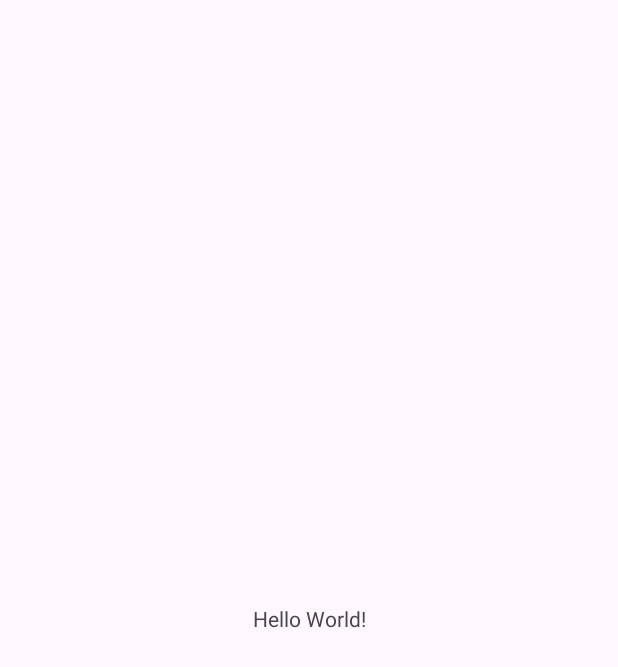
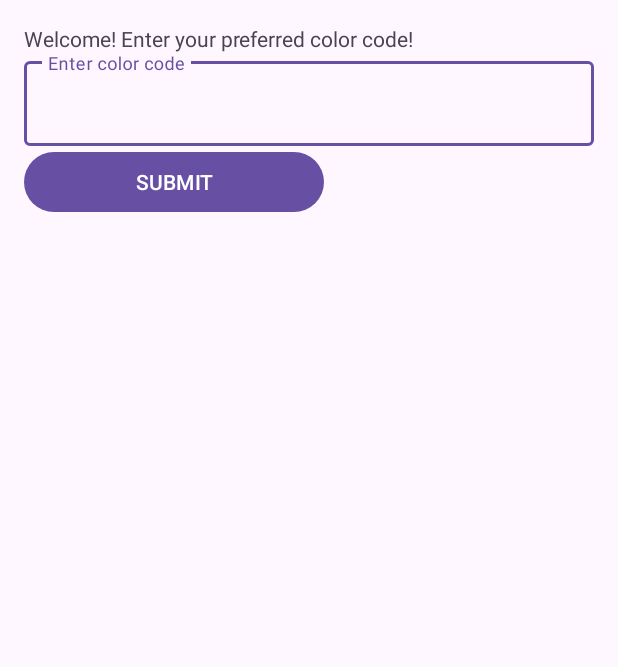
Before and after one commit to BruhBruh149/LAB_WEEK_02_B, an Android app: the screen it shows after launch (MainActivity), on a phone screen of 412 x 824 dp. Before the commit the part shown is almost empty. Shown: the top 667 px of the screen. Run offline under Robolectric (Android 15) with nearby library versions, the phone set to English and light mode, and no system bars.

```diff
--- a/app/src/main/java/com/example/lab_week_02_b/MainActivity.kt
+++ b/app/src/main/java/com/example/lab_week_02_b/MainActivity.kt
@@ -1,20 +1,50 @@
 package com.example.lab_week_02_b
 
+import android.content.Intent
 import android.os.Bundle
-import androidx.activity.enableEdgeToEdge
+import android.widget.Button
+import android.widget.Toast
+import androidx.activity.result.contract.ActivityResultContracts
 import androidx.appcompat.app.AppCompatActivity
-import androidx.core.view.ViewCompat
-import androidx.core.view.WindowInsetsCompat
+import com.google.android.material.textfield.TextInputEditText
 
 class MainActivity : AppCompatActivity() {
+
+    companion object {
+        const val COLOR_KEY = "COLOR_KEY"
+        const val ERROR_KEY = "ERROR_KEY"
+    }
+
+    private val startForResult = registerForActivityResult(ActivityResultContracts.StartActivityForResult()) { result ->
+        val data = result.data
+        if (data?.getBooleanExtra(ERROR_KEY, false) == true) {
+            Toast.makeText(this, getString(R.string.color_code_input_invalid), Toast.LENGTH_LONG).show()
+        }
+    }
+
     override fun onCreate(savedInstanceState: Bundle?) {
         super.onCreate(savedInstanceState)
-        enableEdgeToEdge()
         setContentView(R.layout.activity_main)
-        ViewCompat.setOnApplyWindowInsetsListener(findViewById(R.id.main)) { v, insets ->
-            val systemBars = insets.getInsets(WindowInsetsCompat.Type.systemBars())
-            v.setPadding(systemBars.left, systemBars.top, systemBars.right, systemBars.bottom)
-            insets
+
+        val inputField = findViewById<TextInputEditText>(R.id.color_code_input_field)
+        val submitButton = findViewById<Button>(R.id.submit_button)
+
+        submitButton.setOnClickListener {
+            val colorCode = inputField.text.toString().trim()
+
+            when {
+                colorCode.isEmpty() -> {
+                    Toast.makeText(this, getString(R.string.color_code_input_empty), Toast.LENGTH_LONG).show()
+                }
+                colorCode.length < 6 -> {
+                    Toast.makeText(this, getString(R.string.color_code_input_wrong_length), Toast.LENGTH_LONG).show()
+                }
+                else -> {
+                    val intent = Intent(this, ResultActivity::class.java)
+                    intent.putExtra(COLOR_KEY, colorCode)
+                    startForResult.launch(intent)
+                }
+            }
         }
     }
 }
--- a/app/src/main/res/layout/activity_main.xml
+++ b/app/src/main/res/layout/activity_main.xml
@@ -1,19 +1,38 @@
 <?xml version="1.0" encoding="utf-8"?>
-<androidx.constraintlayout.widget.ConstraintLayout xmlns:android="http://schemas.android.com/apk/res/android"
+<androidx.constraintlayout.widget.ConstraintLayout
+    xmlns:android="http://schemas.android.com/apk/res/android"
     xmlns:app="http://schemas.android.com/apk/res-auto"
     xmlns:tools="http://schemas.android.com/tools"
-    android:id="@+id/main"
     android:layout_width="match_parent"
     android:layout_height="match_parent"
     tools:context=".MainActivity">
+    <LinearLayout
+        android:layout_width="match_parent"
+        android:layout_height="wrap_content"
+        android:orientation="vertical"
+        app:layout_constraintTop_toTopOf="parent"
+        android:layout_margin="16dp">
+        <TextView
+            android:id="@+id/welcome_message"
+            android:layout_width="match_parent"
+            android:layout_height="wrap_content"
+            android:text="@string/welcome_message" />
+        <com.google.android.material.textfield.TextInputLayout
+            android:layout_width="match_parent"
+            android:layout_height="wrap_content"
+            android:hint="@string/color_code_input_message">
 
-    <TextView
-        android:layout_width="wrap_content"
-        android:layout_height="wrap_content"
-        android:text="Hello World!"
-        app:layout_constraintBottom_toBottomOf="parent"
-        app:layout_constraintEnd_toEndOf="parent"
-        app:layout_constraintStart_toStartOf="parent"
-        app:layout_constraintTop_toTopOf="parent" />
-
+            <com.google.android.material.textfield.TextInputEditText
+                android:id="@+id/color_code_input_field"
+                android:layout_width="match_parent"
+                android:layout_height="wrap_content"
+                android:inputType="text"
+                android:maxLength="6"/>
+        </com.google.android.material.textfield.TextInputLayout>
+        <Button
+            android:id="@+id/submit_button"
+            android:layout_width="200dp"
+            android:layout_height="wrap_content"
+            android:text="@string/submit_button"/>
+    </LinearLayout>
 </androidx.constraintlayout.widget.ConstraintLayout>
--- a/app/src/main/res/values/strings.xml
+++ b/app/src/main/res/values/strings.xml
@@ -1,3 +1,12 @@
 <resources>
     <string name="app_name">“LAB_WEEK_02_B</string>
+    <string name="welcome_message">Welcome! Enter your preferred color
+code!</string>
+    <string name="color_code_input_message">Enter color code</string>
+    <string name="color_code_input_empty">Color code field is empty!</string>
+    <string name="color_code_input_wrong_length">Color code has to be 6
+digits!</string>
+    <string name="color_code_result_message">Color code #%s is applied!</string>
+    <string name="color_code_input_invalid">Color code is invalid!</string>
+    <string name="submit_button">SUBMIT</string>
 </resources>
```
Also changed, not shown: app/src/main/AndroidManifest.xml (+4 -5 lines), app/src/main/java/com/example/lab_week_02_b/ResultActivity.kt (added, +30 -0 lines), app/src/main/res/layout/activity_result.xml (added, +18 -0 lines), app/src/main/res/values/themes.xml (+15 -1 lines).
